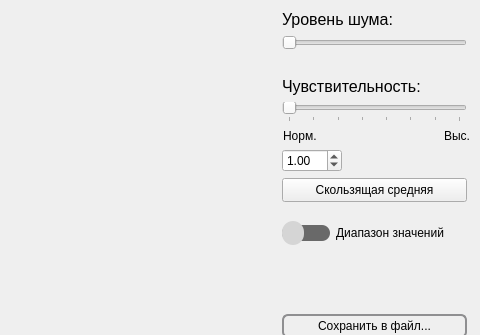
Qt form filterfft.ui (Kortesss/NO3) before a commit; both pictures show x 333 to 813 and y 0 to 335 of the 813 by 764 pixel window.
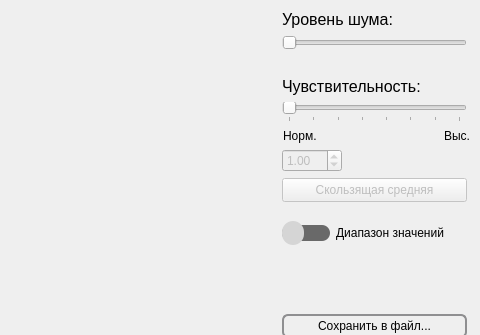
The same form after that commit. Custom widgets are drawn as their Qt base class.

```diff
--- a/filterfft.ui
+++ b/filterfft.ui
@@ -201,6 +201,9 @@
         </item>
         <item>
          <widget class="QDoubleSpinBox" name="sigma">
+          <property name="enabled">
+           <bool>false</bool>
+          </property>
           <property name="minimumSize">
            <size>
             <width>50</width>
@@ -229,6 +232,9 @@
         </item>
         <item>
          <widget class="QPushButton" name="pushButton">
+          <property name="enabled">
+           <bool>false</bool>
+          </property>
           <property name="minimumSize">
            <size>
             <width>185</width>
```
Left out of the diff: 1 changed line with no effect on the pictures.
